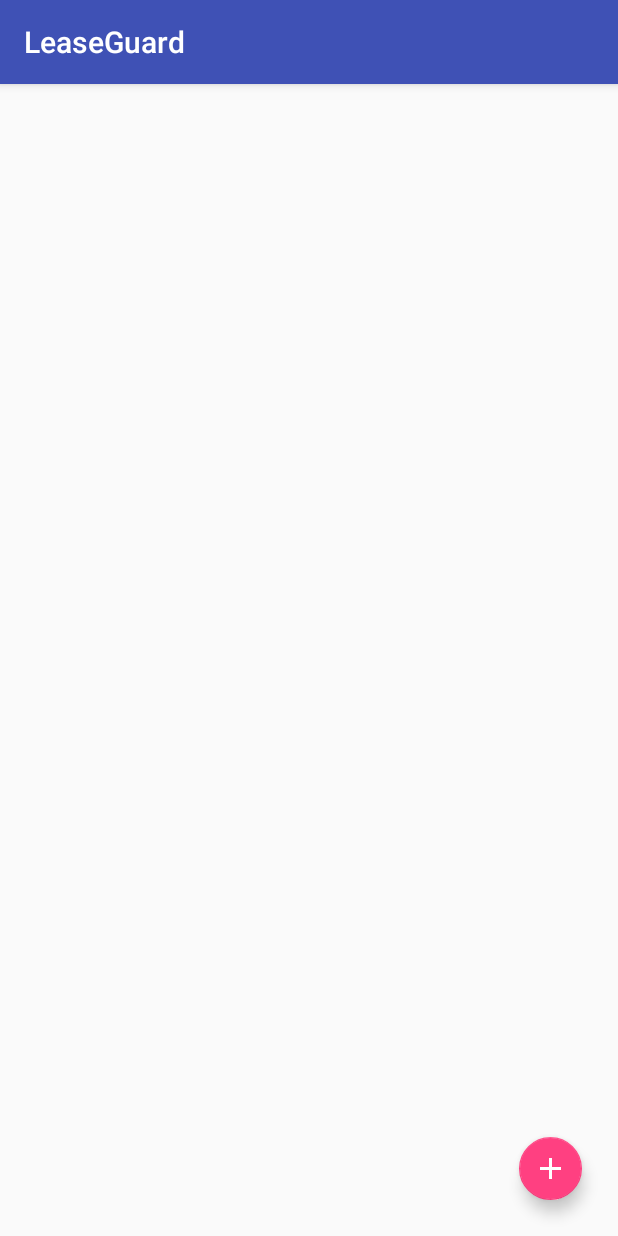
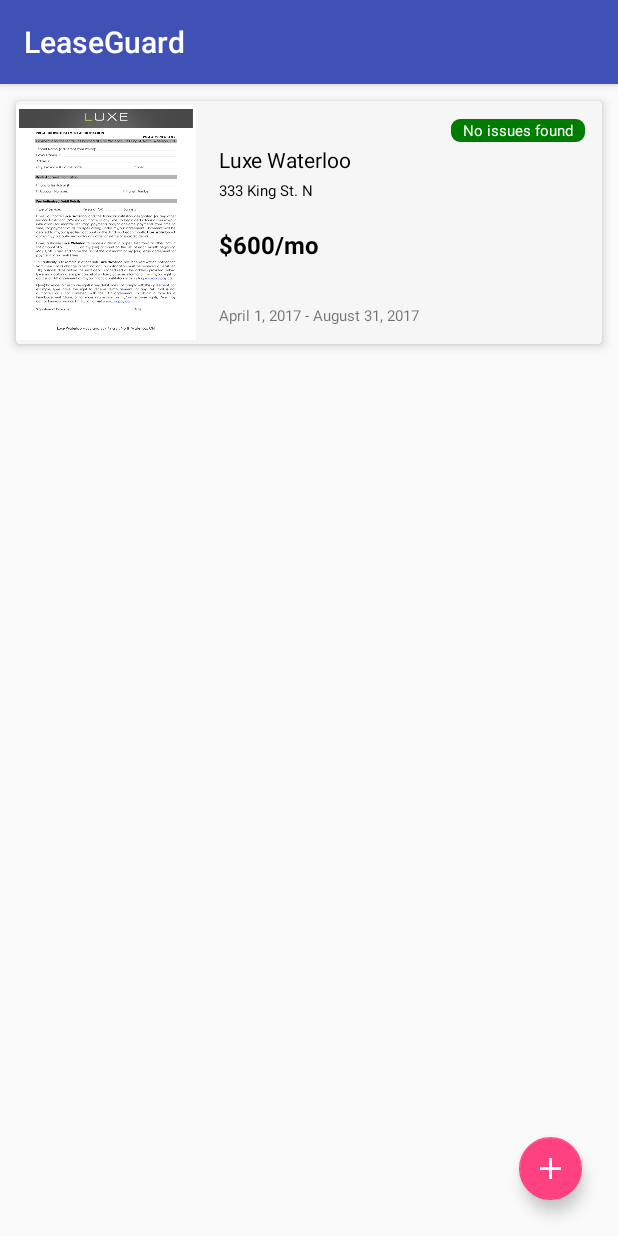
Before and after one commit to nshaheer/RentSafe, an Android app: the screen it shows after launch (SafeRentActivity), on a phone screen of 412 x 824 dp. Run offline under Robolectric (Android 15) with nearby library versions, the phone set to English and light mode, and no system bars; our stand-ins replace Dagger/Hilt's generated code; 3 statements that could not run were skipped.

Commit message:
Added Recycler View Document List Card and Data Adapter

```diff
--- a/LeaseGuard/app/build.gradle
+++ b/LeaseGuard/app/build.gradle
@@ -24,6 +24,7 @@ android {
 
 dependencies {
     implementation fileTree(dir: "libs", include: ["*.jar"])
+    implementation 'com.android.support:recyclerview-v7:28.0.0'
     implementation "androidx.core:core-ktx:1.0.1"
     implementation "org.jetbrains.kotlin:kotlin-stdlib-jdk7:1.3.72"
     implementation 'androidx.appcompat:appcompat:1.1.0'
@@ -32,6 +33,8 @@ dependencies {
     implementation 'androidx.navigation:navigation-fragment:2.1.0'
     implementation 'androidx.navigation:navigation-ui:2.1.0'
     implementation 'com.google.android.gms:play-services-mlkit-text-recognition:16.0.0'
+    implementation 'androidx.cardview:cardview:1.0.0'
+    implementation "androidx.percentlayout:percentlayout:1.0.0"
     testImplementation 'junit:junit:4.12'
     androidTestImplementation 'androidx.test.ext:junit:1.1.1'
     androidTestImplementation 'androidx.test.espresso:espresso-core:3.2.0'
--- a/LeaseGuard/app/src/main/java/com/leaseguard/leaseguard/landing/SafeRentActivity.kt
+++ b/LeaseGuard/app/src/main/java/com/leaseguard/leaseguard/landing/SafeRentActivity.kt
@@ -1,16 +1,24 @@
 package com.leaseguard.leaseguard.landing
 
 import android.os.Bundle
+import android.view.LayoutInflater
 import android.view.View
+import android.view.ViewGroup
+import androidx.recyclerview.widget.LinearLayoutManager
+import androidx.recyclerview.widget.RecyclerView
 import com.leaseguard.leaseguard.BaseActivity
 import com.leaseguard.leaseguard.R
+import com.leaseguard.leaseguard.models.LeaseDocument
 import kotlinx.android.synthetic.main.activity_saferent.*
+import kotlinx.android.synthetic.main.card_document.view.*
 import javax.inject.Inject
 
 class SafeRentActivity : BaseActivity<SafeRentActivityViewModel>() {
 
     @Inject
     lateinit var safeRentViewModel : SafeRentActivityViewModel
+    private lateinit var viewAdapter: RecyclerView.Adapter<*>
+    private lateinit var viewManager: RecyclerView.LayoutManager
 
     override fun onCreate(savedInstanceState: Bundle?) {
         super.onCreate(savedInstanceState)
@@ -31,6 +39,52 @@ class SafeRentActivity : BaseActivity<SafeRentActivityViewModel>() {
                 View.OnClickListener {
                     // TODO: open camera
                 })
+        val leaseList : ArrayList<LeaseDocument> = ArrayList();
+        val leaseDocument : LeaseDocument = LeaseDocument("Luxe Waterloo", "333 King St. N", 600, "April 1, 2017 - August 31, 2017", 0)
+        leaseList.add(leaseDocument)
+        viewAdapter = DocumentAdapter(leaseList)
+        viewManager = LinearLayoutManager(this)
+        recyclerDocumentList.setHasFixedSize(true)
+        recyclerDocumentList.layoutManager = viewManager
+        recyclerDocumentList.adapter = viewAdapter
+    }
+
+    class DocumentAdapter(private val myLeaseDocumentList: ArrayList<LeaseDocument>) :
+            RecyclerView.Adapter<DocumentAdapter.DocumentViewHolder>() {
+
+        class DocumentViewHolder(val view: View) : RecyclerView.ViewHolder(view) {
+            fun updateUi(leaseDocument: LeaseDocument) {
+                view.card_title.text = leaseDocument.title
+                view.card_address.text = leaseDocument.address
+                view.card_rent.text = "$" + leaseDocument.rent.toString() + "/mo"
+                view.card_date.text = leaseDocument.dateRange
+            }
+        }
+
+        fun addLeaseDocument(document : LeaseDocument) {
+            myLeaseDocumentList.add(document)
+            notifyDataSetChanged()
+        }
+
+        // Create new views (invoked by the layout manager)
+        override fun onCreateViewHolder(parent: ViewGroup,
+                                        viewType: Int): DocumentAdapter.DocumentViewHolder {
+            // create a new view
+            val view = LayoutInflater.from(parent.context)
+                    .inflate(R.layout.card_document, parent, false) as View
+            return DocumentViewHolder(view)
+        }
+
+        // Replace the contents of a view (invoked by the layout manager)
+        override fun onBindViewHolder(holder: DocumentViewHolder, position: Int) {
+
+            // - get element from your dataset at this position
+            // - replace the contents of the view with that element
+            holder.updateUi(myLeaseDocumentList.get(position))
+        }
+
+        // Return the size of your dataset (invoked by the layout manager)
+        override fun getItemCount() = myLeaseDocumentList.size
     }
 
     override fun getViewModel(): SafeRentActivityViewModel {
--- /dev/null
+++ b/LeaseGuard/app/src/main/java/com/leaseguard/leaseguard/models/LeaseDocument.java
@@ -0,0 +1,37 @@
+package com.leaseguard.leaseguard.models;
+
+public class LeaseDocument {
+    private String title;
+    private String address;
+    private int rent;
+    private String dateRange;
+    private int numIssues;
+
+    public LeaseDocument(String title, String address, int rent, String dateRange, int numIssues) {
+        this.title = title;
+        this.address = address;
+        this.rent = rent;
+        this.dateRange = dateRange;
+        this.numIssues = numIssues;
+    }
+
+    public String getTitle() {
+        return title;
+    }
+
+    public String getAddress() {
+        return address;
+    }
+
+    public int getRent() {
+        return rent;
+    }
+
+    public String getDateRange() {
+        return dateRange;
+    }
+
+    public int getNumIssues() {
+        return numIssues;
+    }
+}
--- /dev/null
+++ b/LeaseGuard/app/src/main/res/drawable/rounded_corners.xml
@@ -0,0 +1,16 @@
+<?xml version="1.0" encoding="utf-8"?>
+<shape xmlns:android="http://schemas.android.com/apk/res/android" >
+    <stroke
+        android:width="1dp"
+        android:color="@color/darkgreen" />
+
+    <solid android:color="@color/darkgreen" />
+
+    <padding
+        android:left="1dp"
+        android:right="1dp"
+        android:bottom="1dp"
+        android:top="1dp" />
+
+    <corners android:radius="5dp" />
+</shape>
--- a/LeaseGuard/app/src/main/res/layout/activity_saferent.xml
+++ b/LeaseGuard/app/src/main/res/layout/activity_saferent.xml
@@ -4,7 +4,12 @@
     android:layout_height="match_parent"
     android:id="@+id/activity_saferent"
     xmlns:app="http://schemas.android.com/apk/res-auto">
-
+    <androidx.recyclerview.widget.RecyclerView
+        android:layout_width="match_parent"
+        android:layout_height="wrap_content"
+        android:id="@+id/recyclerDocumentList"
+        app:layout_constraintTop_toTopOf="parent"
+        android:layout_marginTop="4dp"/>
     <com.leaseguard.leaseguard.ui.ActionMenu
         android:id="@+id/floatingActionMenu"
         android:layout_width="wrap_content"
--- /dev/null
+++ b/LeaseGuard/app/src/main/res/layout/card_document.xml
@@ -0,0 +1,103 @@
+<?xml version="1.0" encoding="utf-8"?>
+<androidx.cardview.widget.CardView xmlns:card_view="http://schemas.android.com/apk/res-auto"
+    xmlns:android="http://schemas.android.com/apk/res/android"
+    android:layout_width="match_parent"
+    android:layout_height="wrap_content"
+    card_view:cardBackgroundColor="@color/cardBackground"
+    android:id="@+id/card_document"
+    card_view:cardCornerRadius="3dp"
+    card_view:cardElevation="4dp"
+    android:layout_marginTop="0dp"
+    android:layout_marginBottom="0dp"
+    android:layout_marginLeft="5dp"
+    android:layout_marginRight="5dp"
+    card_view:cardUseCompatPadding="true">
+    <LinearLayout
+        android:layout_width="match_parent"
+        android:layout_height="wrap_content"
+        android:orientation="horizontal"
+        android:background="@color/cardBackground"
+        android:id="@+id/card_container">
+
+        <ImageView
+            android:id="@+id/card_image"
+            android:layout_width="wrap_content"
+            android:layout_height="match_parent"
+            android:adjustViewBounds="true"
+            android:cropToPadding="false"
+            android:maxWidth="120dp"
+            android:scaleType="centerInside"
+            android:src="@drawable/lease_temp" />
+
+        <androidx.constraintlayout.widget.ConstraintLayout
+            android:layout_width="match_parent"
+            android:layout_height="wrap_content"
+            android:orientation="vertical"
+            android:paddingVertical="12dp"
+            android:paddingHorizontal="11dp"
+            android:id="@+id/card_text">
+            <TextView
+                android:layout_width="wrap_content"
+                android:layout_height="wrap_content"
+                card_view:layout_constraintBottom_toBottomOf="parent"
+                card_view:layout_constraintBottom_toTopOf="@id/card_title"
+                card_view:layout_constraintRight_toRightOf="parent"
+                android:textColor="@color/white"
+                android:background="@drawable/rounded_corners"
+                android:text="No issues found"
+                android:id="@+id/card_issues"
+                android:textSize="10dp"
+                android:paddingHorizontal="8dp"
+                android:gravity="center_vertical" />
+            <TextView
+                android:layout_width="wrap_content"
+                android:layout_height="match_parent"
+                card_view:layout_constraintBottom_toBottomOf="@id/card_issues"
+                card_view:layout_constraintLeft_toLeftOf="parent"
+                android:textColor="@color/darkblack"
+                android:text="Luxe Waterloo"
+                android:id="@+id/card_title"
+                android:textSize="14dp"
+                android:paddingTop="2dp"
+                android:paddingHorizontal="4dp"
+                android:gravity="center_vertical" />
+
+            <TextView
+                android:layout_width="wrap_content"
+                android:layout_height="match_parent"
+                card_view:layout_constraintTop_toBottomOf="@id/card_title"
+                card_view:layout_constraintLeft_toLeftOf="parent"
+                android:padding="4dp"
+                android:text="333 King St. N"
+                android:textColor="@color/darkblack"
+                android:id="@+id/card_address"
+                android:textSize="10dp"
+                android:gravity="center_vertical" />
+            <TextView
+                android:layout_width="wrap_content"
+                android:layout_height="match_parent"
+                android:text="$600/mo"
+                android:textStyle="bold"
+                android:textColor="@color/darkblack"
+                card_view:layout_constraintTop_toBottomOf="@id/card_address"
+                card_view:layout_constraintLeft_toLeftOf="parent"
+                android:id="@+id/card_rent"
+                android:textSize="16dp"
+                android:paddingHorizontal="4dp"
+                android:paddingVertical="14dp"
+                android:gravity="center_vertical"
+                android:layout_marginBottom="4dp" />
+            <TextView
+                android:layout_width="wrap_content"
+                android:layout_height="match_parent"
+                android:text="April 1, 2017 - August 31, 2017"
+                card_view:layout_constraintTop_toBottomOf="@id/card_rent"
+                card_view:layout_constraintLeft_toLeftOf="parent"
+                android:id="@+id/card_date"
+                android:textSize="10dp"
+                android:paddingHorizontal="4dp"
+                android:paddingTop="15dp"
+                android:gravity="center_vertical"/>
+        </androidx.constraintlayout.widget.ConstraintLayout>
+    </LinearLayout>
+</androidx.cardview.widget.CardView>
--- a/LeaseGuard/app/src/main/res/values/colors.xml
+++ b/LeaseGuard/app/src/main/res/values/colors.xml
@@ -6,4 +6,7 @@
 
     <color name="darkblack">#000000</color>
     <color name="lightgrey">#BABABA</color>
+    <color name="white">#FFFFFF</color>
+    <color name="darkgreen">#007d00</color>
+    <color name="cardBackground">#F6F6F6</color>
 </resources>
```
Also changed, not shown: LeaseGuard/app/src/main/res/drawable/lease_temp.png (added).
